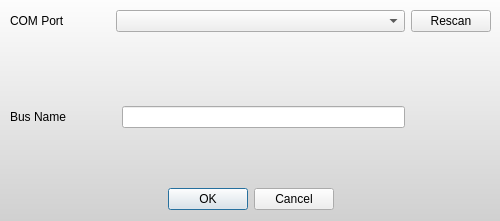
Qt form Graffik/gui/core/Dialogs/addnetdialog.ui (DynamicPerception/Graffik_Legacy) before a commit.
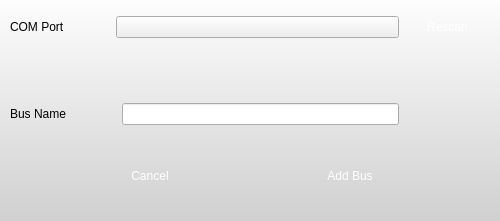
The same form after that commit. Icons and pictures are not drawn.

```diff
--- a/Graffik/gui/core/Dialogs/addnetdialog.ui
+++ b/Graffik/gui/core/Dialogs/addnetdialog.ui
@@ -17,22 +17,58 @@
    <string>Add Bus</string>
   </property>
   <property name="styleSheet">
-   <string notr="true">#AddNetDialog {
+   <string notr="true">QPushButton {
+border: 0px transparent;
+max-width:120px;
+max-height: 40px;
+min-width:120px;
+min-height: 40px;
+color: rgb(255,255,255);
+font: 12px &quot;Lucida Sans&quot;;
+}
+
+#okButton {
+border-image: url(:/core/small-blue-but-normal.png);
+}
+
+#cancelButton {
+border-image: url(:/core/small-gray-but-normal.png);
+}
+
+#rescanButton {
+
+border-image: url(:/core/small-blue-but-normal.png);
+border: 0px transparent;
+max-width:75px;
+max-height: 24px;
+min-width:75px;
+min-height: 24px;
+color: rgb(255,255,255);
+font: 12px &quot;Lucida Sans&quot;;
+margin:5px;
+}
+
+
+QComboBox:drop-down {
+border-image: url(:/core/drop-down-sm-blue.png);
+border: 0px transparent;
+}
+
+#AddNetDialog {
 background-color: qlineargradient(spread:pad, x1:0, y1:0, x2:0, y2:1, stop:0 rgba(253, 253, 253, 255), stop:1 rgba(208, 208, 208, 255));
 }</string>
   </property>
   <property name="modal">
    <bool>true</bool>
   </property>
-  <widget class="QWidget" name="gridLayoutWidget">
-   <property name="geometry">
-    <rect>
-     <x>0</x>
-     <y>0</y>
-     <width>501</width>
-     <height>255</height>
-    </rect>
+  <layout class="QGridLayout" name="gridLayout_2">
+   <property name="margin">
+    <number>0</number>
    </property>
+   <property name="spacing">
+    <number>0</number>
+   </property>
+   <item row="0" column="0">
    <layout class="QGridLayout" name="gridLayout" rowstretch="0,0,0,0,0,0,0,0,0">
     <property name="spacing">
      <number>6</number>
@@ -51,19 +87,6 @@
       </property>
      </widget>
     </item>
-    <item row="7" column="1" rowspan="2" colspan="4">
-     <widget class="QDialogButtonBox" name="buttonBox">
-      <property name="orientation">
-       <enum>Qt::Horizontal</enum>
-      </property>
-      <property name="standardButtons">
-       <set>QDialogButtonBox::Cancel|QDialogButtonBox::Ok</set>
-      </property>
-      <property name="centerButtons">
-       <bool>true</bool>
-      </property>
-     </widget>
-    </item>
     <item row="0" column="4">
      <spacer name="verticalSpacer_3">
       <property name="orientation">
@@ -74,7 +97,7 @@
       </property>
       <property name="sizeHint" stdset="0">
        <size>
-        <width>20</width>
+         <width>0</width>
         <height>10</height>
        </size>
       </property>
@@ -107,14 +130,11 @@
       <property name="sizeHint" stdset="0">
        <size>
         <width>10</width>
-        <height>20</height>
+         <height>0</height>
        </size>
       </property>
      </spacer>
     </item>
-    <item row="1" column="2" colspan="2">
-     <widget class="QComboBox" name="portCombo"/>
-    </item>
     <item row="2" column="2" colspan="2">
      <widget class="QLabel" name="portHintLabel">
       <property name="text">
@@ -122,7 +142,7 @@
       </property>
      </widget>
     </item>
-    <item row="7" column="0" rowspan="2">
+     <item row="8" column="0">
      <spacer name="verticalSpacer_4">
       <property name="orientation">
        <enum>Qt::Vertical</enum>
@@ -132,15 +152,12 @@
       </property>
       <property name="sizeHint" stdset="0">
        <size>
-        <width>10</width>
+         <width>0</width>
         <height>90</height>
        </size>
       </property>
      </spacer>
     </item>
-    <item row="3" column="3">
-     <widget class="QLineEdit" name="netName"/>
-    </item>
     <item row="3" column="1">
      <widget class="QLabel" name="label_2">
       <property name="text">
@@ -148,23 +165,45 @@
       </property>
      </widget>
     </item>
-    <item row="3" column="4">
-     <spacer name="verticalSpacer_2">
-      <property name="orientation">
-       <enum>Qt::Vertical</enum>
-      </property>
-      <property name="sizeType">
-       <enum>QSizePolicy::Fixed</enum>
-      </property>
-      <property name="sizeHint" stdset="0">
-       <size>
-        <width>20</width>
-        <height>40</height>
-       </size>
-      </property>
-     </spacer>
-    </item>
-    <item row="6" column="1">
+     <item row="8" column="1" colspan="4">
+      <widget class="QFrame" name="frame">
+       <property name="frameShape">
+        <enum>QFrame::NoFrame</enum>
+       </property>
+       <property name="frameShadow">
+        <enum>QFrame::Raised</enum>
+       </property>
+       <layout class="QHBoxLayout" name="horizontalLayout">
+        <property name="spacing">
+         <number>0</number>
+        </property>
+        <property name="margin">
+         <number>0</number>
+        </property>
+        <item>
+         <widget class="QPushButton" name="cancelButton">
+          <property name="text">
+           <string>Cancel</string>
+          </property>
+         </widget>
+        </item>
+        <item>
+         <widget class="QPushButton" name="okButton">
+          <property name="text">
+           <string>Add Bus</string>
+          </property>
+         </widget>
+        </item>
+       </layout>
+      </widget>
+     </item>
+     <item row="1" column="2" colspan="2">
+      <widget class="QComboBox" name="portCombo"/>
+     </item>
+     <item row="3" column="3">
+      <widget class="QLineEdit" name="netName"/>
+     </item>
+     <item row="2" column="1">
      <spacer name="horizontalSpacer_3">
       <property name="orientation">
        <enum>Qt::Horizontal</enum>
@@ -175,13 +214,14 @@
       <property name="sizeHint" stdset="0">
        <size>
         <width>100</width>
-        <height>1</height>
+         <height>0</height>
        </size>
       </property>
      </spacer>
     </item>
    </layout>
-  </widget>
+   </item>
+  </layout>
  </widget>
  <resources/>
  <connections>
```
Left out of the diff: 35 changed lines with no effect on the pictures. Lines whose indentation alone changed are shown as unchanged.
